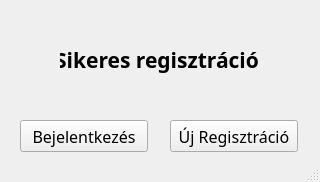
Above: src/main/resources/ui/default/registerSuccess.ui from pkristof1999/Szakdolgozat before the change. Below: the same form after it.
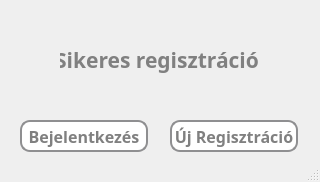
That is the form after the change.

Diff of the .ui file:
```diff
--- a/src/main/resources/ui/default/registerSuccess.ui
+++ b/src/main/resources/ui/default/registerSuccess.ui
@@ -17,6 +17,21 @@
    <string notr="true"/>
   </property>
   <widget class="QWidget" name="centralwidget">
+   <widget class="QWidget" name="widget" native="true">
+    <property name="geometry">
+     <rect>
+      <x>0</x>
+      <y>0</y>
+      <width>321</width>
+      <height>161</height>
+     </rect>
+    </property>
+    <property name="styleSheet">
+     <string notr="true">* {
+    font-size: 16px;
+    font-weight: bold;
+}</string>
+    </property>
    <widget class="QPushButton" name="newRegisterButton">
     <property name="geometry">
      <rect>
@@ -29,13 +44,60 @@
     <property name="font">
      <font>
       <family>Corbel</family>
-      <pointsize>12</pointsize>
-     </font>
-    </property>
+       <pointsize>-1</pointsize>
+       <bold>true</bold>
+      </font>
+     </property>
+     <property name="styleSheet">
+      <string notr="true">* {
+	background-color: white;
+	border: 2px solid #8f8f91;
+	border-radius: 10px;
+	color: grey;
+}
+
+*:hover {
+	background-color: rgb(120, 120, 220);
+	color: white;
+}</string>
+     </property>
     <property name="text">
      <string>Új Regisztráció</string>
     </property>
    </widget>
+    <widget class="QPushButton" name="toLoginScreenButton">
+     <property name="geometry">
+      <rect>
+       <x>20</x>
+       <y>120</y>
+       <width>128</width>
+       <height>32</height>
+      </rect>
+     </property>
+     <property name="font">
+      <font>
+       <family>Corbel</family>
+       <pointsize>-1</pointsize>
+       <bold>true</bold>
+      </font>
+     </property>
+     <property name="styleSheet">
+      <string notr="true">* {
+	background-color: white;
+	border: 2px solid #8f8f91;
+	border-radius: 10px;
+	color: grey;
+}
+
+*:hover {
+	background-color: rgb(120, 120, 220);
+	color: white;
+}</string>
+     </property>
+     <property name="text">
+      <string>Bejelentkezés</string>
+     </property>
+    </widget>
    <widget class="QLabel" name="successLabel">
     <property name="enabled">
      <bool>true</bool>
@@ -59,7 +121,10 @@
      <enum>Qt::LeftToRight</enum>
     </property>
     <property name="styleSheet">
-     <string notr="true"/>
+      <string notr="true">* {
+	font-size: 16pt;
+	color: grey;
+}</string>
     </property>
     <property name="frameShape">
      <enum>QFrame::NoFrame</enum>
@@ -77,24 +142,6 @@
      <set>Qt::AlignCenter</set>
     </property>
    </widget>
-   <widget class="QPushButton" name="toLoginScreenButton">
-    <property name="geometry">
-     <rect>
-      <x>20</x>
-      <y>120</y>
-      <width>128</width>
-      <height>32</height>
-     </rect>
-    </property>
-    <property name="font">
-     <font>
-      <family>Corbel</family>
-      <pointsize>12</pointsize>
-     </font>
-    </property>
-    <property name="text">
-     <string>Bejelentkezés</string>
-    </property>
    </widget>
   </widget>
   <widget class="QStatusBar" name="statusbar"/>
```
Lines whose indentation alone changed are shown as unchanged.
